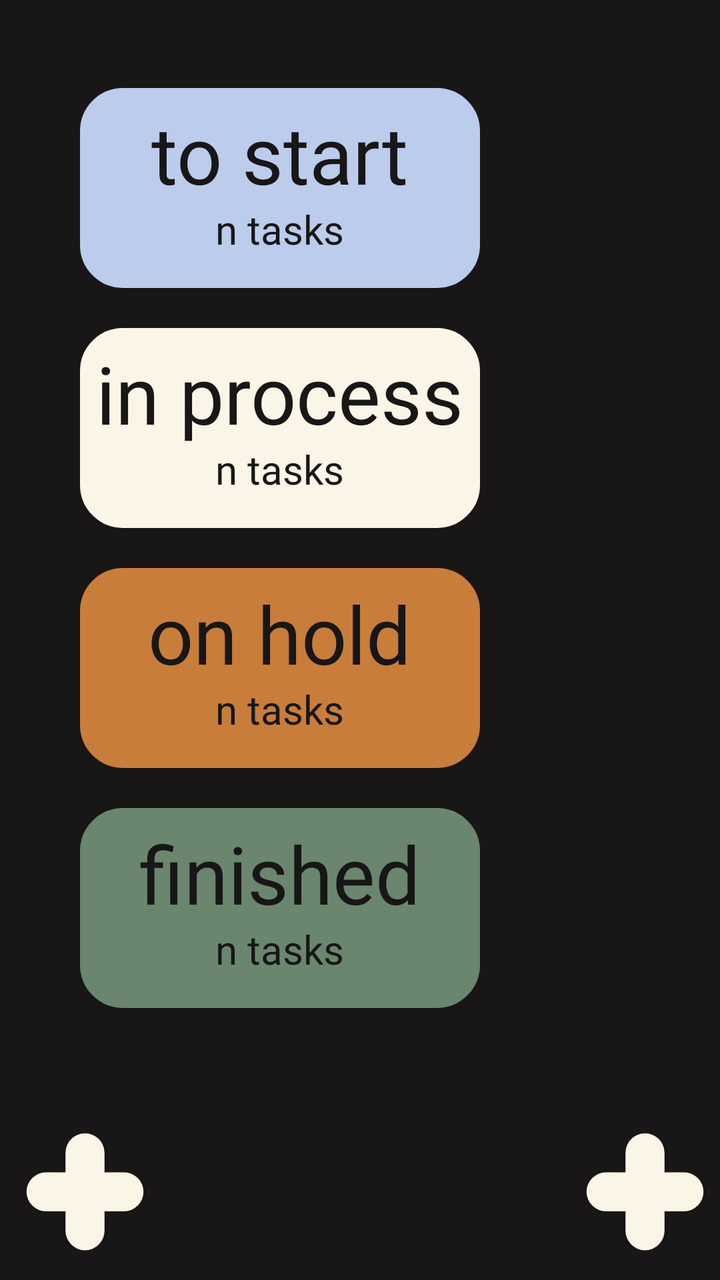
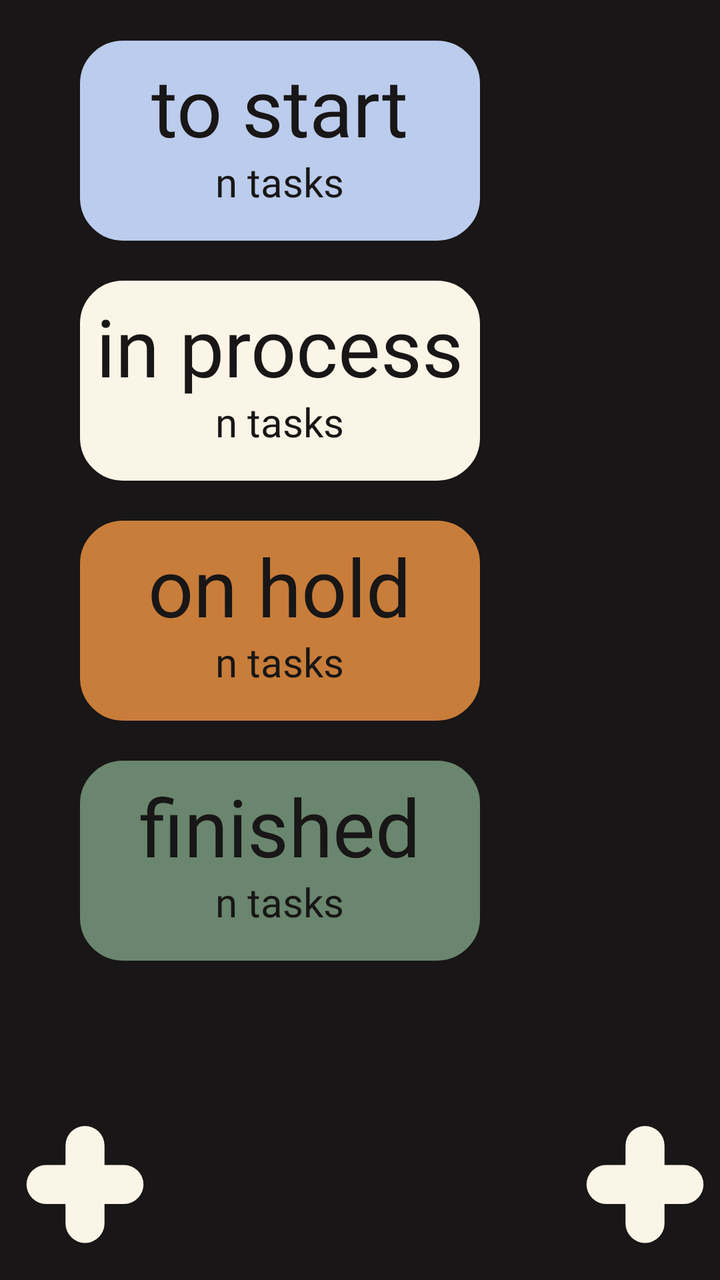

Screens rendered from an Android XML layout before and after an edit, with the pre-edit source and the edit as a unified diff.
<!-- AndroidManifest.xml: application theme Theme.Keepinmind -->
<!-- res/layout/activity_board.xml -->
<?xml version="1.0" encoding="utf-8"?>
<androidx.constraintlayout.widget.ConstraintLayout xmlns:android="http://schemas.android.com/apk/res/android"
    xmlns:app="http://schemas.android.com/apk/res-auto"
    xmlns:tools="http://schemas.android.com/tools"
    android:id="@+id/main"
    android:layout_width="match_parent"
    android:layout_height="match_parent"
    android:background="@color/black"
    tools:context=".activities.BoardActivity">


    <LinearLayout
        android:id="@+id/board"
        android:layout_width="match_parent"
        android:layout_height="632dp"
        android:orientation="vertical"
        app:layout_constraintBottom_toBottomOf="parent"
        app:layout_constraintTop_toTopOf="parent">


        


        <FrameLayout
            android:layout_width="200dp"
            android:layout_height="100dp"
            android:layout_marginLeft="40dp"
            android:layout_marginTop="40dp"
            android:background="@drawable/rounded_shape"
            android:backgroundTint="@color/status_ready"
            android:clickable="true"
            android:focusable="true">

            <TextView
                android:layout_width="wrap_content"
                android:layout_height="wrap_content"
                android:layout_gravity="top|center_horizontal"
                android:paddingTop="5dp"
                android:text="to start"
                android:textAppearance="@style/mainText" />

            <TextView
                android:id='@+id/ready_amnt_text'
                android:layout_width="wrap_content"
                android:layout_height="wrap_content"
                android:layout_gravity="bottom|center_horizontal"
                android:paddingBottom="15dp"
                android:text="n tasks"
                android:textAppearance="@style/bottomText" />

        </FrameLayout>
        <FrameLayout
            android:layout_width="200dp"
            android:layout_height="100dp"
            android:layout_marginLeft="40dp"
            android:layout_marginTop="20dp"

            android:background="@drawable/rounded_shape"
            android:backgroundTint="@color/status_in_progress"
            android:clickable="true"
            android:focusable="true">

            <TextView
                android:layout_width="wrap_content"
                android:layout_height="wrap_content"
                android:layout_gravity="top|center_horizontal"
                android:paddingTop="5dp"
                android:text="in process"
                android:textAppearance="@style/mainText" />

            <TextView
                android:id='@+id/process_amnt_text'

                android:layout_width="wrap_content"
                android:layout_height="wrap_content"
                android:layout_gravity="bottom|center_horizontal"
                android:paddingBottom="15dp"
                android:text="n tasks"
                android:textAppearance="@style/bottomText" />

        </FrameLayout>
        <FrameLayout
            android:layout_width="200dp"
            android:layout_height="100dp"
            android:layout_marginLeft="40dp"
            android:layout_marginTop="20dp"

            android:background="@drawable/rounded_shape"
            android:backgroundTint="@color/status_on_hold"
            android:clickable="true"
            android:focusable="true">

            <TextView
                android:layout_width="wrap_content"
                android:layout_height="wrap_content"
                android:layout_gravity="top|center_horizontal"
                android:paddingTop="5dp"
                android:text="on hold"
                android:textAppearance="@style/mainText" />

            <TextView
                android:id='@+id/hold_amnt_text'

                android:layout_width="wrap_content"
                android:layout_height="wrap_content"
                android:layout_gravity="bottom|center_horizontal"
                android:paddingBottom="15dp"
                android:text="n tasks"
                android:textAppearance="@style/bottomText" />

        </FrameLayout>
        <FrameLayout
            android:layout_width="200dp"
            android:layout_height="100dp"
            android:layout_marginLeft="40dp"
            android:layout_marginTop="20dp"
            android:background="@drawable/rounded_shape"
            android:backgroundTint="@color/status_finished"
            android:clickable="true"
            android:focusable="true">

            <TextView
                android:layout_width="wrap_content"
                android:layout_height="wrap_content"
                android:layout_gravity="top|center_horizontal"
                android:paddingTop="5dp"
                android:text="finished"
                android:textAppearance="@style/mainText" />

            <TextView
                android:id='@+id/finished_amnt_text'

                android:layout_width="wrap_content"
                android:layout_height="wrap_content"
                android:layout_gravity="bottom|center_horizontal"
                android:paddingBottom="15dp"
                android:text="n tasks"
                android:textAppearance="@style/bottomText" />

        </FrameLayout>


    </LinearLayout>


    <ImageButton
        android:layout_width="80dp"
        android:layout_height="80dp"
        android:id="@+id/add_folder_btn"
        app:layout_constraintBottom_toBottomOf="@id/board"
        app:layout_constraintRight_toRightOf="parent"
        android:background="@null"
        android:contentDescription="add new folder button"
        android:src="@drawable/add_ic"
        >
    </ImageButton>
    <ImageButton
        android:layout_width="80dp"
        android:layout_height="80dp"
        android:id="@+id/add_proj_btn"
        app:layout_constraintBottom_toBottomOf="@id/board"
        app:layout_constraintLeft_toLeftOf="parent"
        android:background="@null"
        android:contentDescription="add new project button"
        android:src="@drawable/add_ic"
        >
    </ImageButton>


    <ScrollView
        android:id="@+id/folders_sv"
        android:layout_width="match_parent"
        android:layout_height="wrap_content"
        android:layout_marginTop="20dp"
        app:layout_constraintTop_toBottomOf="@id/board"
        >

    <LinearLayout
            android:id="@+id/folders_container"
            android:layout_width="match_parent"
            android:layout_height="wrap_content"
            android:orientation="vertical"

            android:padding="8dp">


        </LinearLayout>

    </ScrollView>


</androidx.constraintlayout.widget.ConstraintLayout>
<!-- resources referenced by this layout -->
<resources>
  <color name="black">#181616</color>
  <color name="status_finished">@color/green</color>
  <color name="status_in_progress">@color/white</color>
  <color name="status_on_hold">@color/orange</color>
  <color name="status_ready">@color/navi_blue</color>
  <!-- drawable add_ic (drawable) -->
  <vector xmlns:android="http://schemas.android.com/apk/res/android"
      android:width="69dp"
      android:height="69dp"
      android:viewportWidth="69"
      android:viewportHeight="69">
    <group>
      <clip-path
          android:pathData="M0,0h69v69h-69z"/>
      <path
          android:pathData="M7.586,34.222L7.586,34.222A9.751,9.751 89.334,0 1,17.337 24.471L56.34,24.471A9.751,9.751 89.334,0 1,66.091 34.222L66.091,34.222A9.751,9.751 89.334,0 1,56.34 43.973L17.337,43.973A9.751,9.751 89.334,0 1,7.586 34.222z"
          android:fillColor="#FBF5E7"/>
      <path
          android:pathData="M36.838,4.969L36.838,4.969A9.751,9.751 0,0 1,46.589 14.72L46.589,53.724A9.751,9.751 0,0 1,36.838 63.475L36.838,63.475A9.751,9.751 0,0 1,27.087 53.724L27.087,14.72A9.751,9.751 0,0 1,36.838 4.969z"
          android:fillColor="#FBF5E7"/>
    </group>
  </vector>
  <!-- drawable rounded_shape (drawable) -->
  <?xml version="1.0" encoding="UTF-8"?>
  <shape xmlns:android="http://schemas.android.com/apk/res/android">
  
      <stroke android:width="3dp"
          android:color="@color/black" />
  
      <padding android:left="1dp"
          android:top="1dp"
          android:right="1dp"
          android:bottom="1dp" />
  
      <corners android:radius="20dp" />
  </shape>
  <style name="bottomText">
          <item name="android:textSize">20dp</item>
          <item name="android:fontFamily">"@font/robotoslab"</item>
          <item name="android:textColor">"@color/black"</item>
      </style>
  <style name="mainText">
          <item name="android:textSize">40dp</item>
          <item name="android:fontFamily">"@font/oswald"</item>
          <item name="android:textColor">"@color/black"</item>
      </style>
  <style name="Theme.Keepinmind" parent="Base.Theme.Keepinmind" />
  <color name="green">#6A866E</color>
  <color name="white">#FBF5E7</color>
  <color name="orange">#C87D3A</color>
  <color name="navi_blue">#BBCCEC</color>
  <style name="Base.Theme.Keepinmind" parent="Theme.Material3.DayNight.NoActionBar">
          
          
      </style>
</resources>

<!-- the commit's change to res/layout/activity_board.xml (unified diff, before → after) -->
@@ -15,7 +15,9 @@
         android:layout_height="632dp"
         android:orientation="vertical"
         app:layout_constraintBottom_toBottomOf="parent"
-        app:layout_constraintTop_toTopOf="parent">
+        app:layout_constraintTop_toTopOf="parent"
+        app:layout_constraintVertical_bias="0.05"
+        tools:layout_editor_absoluteX="0dp">
 
 
         
@@ -25,7 +27,7 @@
             android:layout_width="200dp"
             android:layout_height="100dp"
             android:layout_marginLeft="40dp"
-            android:layout_marginTop="40dp"
+            android:layout_marginTop="20dp"
             android:background="@drawable/rounded_shape"
             android:backgroundTint="@color/status_ready"
             android:clickable="true"
@@ -49,6 +51,7 @@
                 android:textAppearance="@style/bottomText" />
 
         </FrameLayout>
+
         <FrameLayout
             android:layout_width="200dp"
             android:layout_height="100dp"
@@ -79,6 +82,7 @@
                 android:textAppearance="@style/bottomText" />
 
         </FrameLayout>
+
         <FrameLayout
             android:layout_width="200dp"
             android:layout_height="100dp"
@@ -109,6 +113,7 @@
                 android:textAppearance="@style/bottomText" />
 
         </FrameLayout>
+
         <FrameLayout
             android:layout_width="200dp"
             android:layout_height="100dp"
@@ -141,7 +146,6 @@
 
 
     </LinearLayout>
-
 
     <ImageButton
         android:layout_width="80dp"
@@ -180,7 +184,6 @@
             android:layout_width="match_parent"
             android:layout_height="wrap_content"
             android:orientation="vertical"
-
             android:padding="8dp">
 
 
